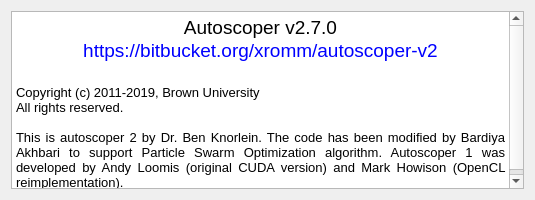
BrownBiomechanics/Autoscoper, file autoscoper/src/ui/ui-files/AboutAutoscoper.ui: the form before one commit.
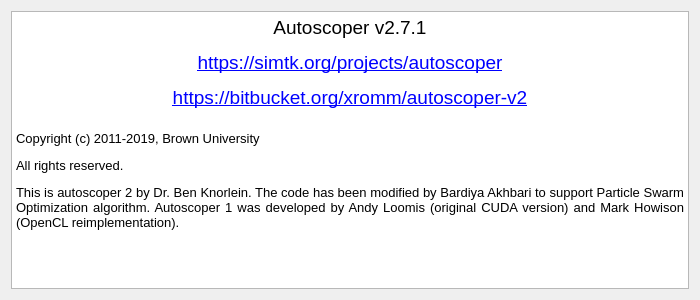
The form after the commit.

What changed in the file:
```diff
--- a/autoscoper/src/ui/ui-files/AboutAutoscoper.ui
+++ b/autoscoper/src/ui/ui-files/AboutAutoscoper.ui
@@ -9,27 +9,27 @@
    <rect>
     <x>0</x>
     <y>0</y>
-    <width>535</width>
-    <height>200</height>
+    <width>700</width>
+    <height>300</height>
    </rect>
   </property>
   <property name="minimumSize">
    <size>
-    <width>535</width>
-    <height>200</height>
+    <width>700</width>
+    <height>300</height>
    </size>
   </property>
   <property name="maximumSize">
    <size>
-    <width>643</width>
-    <height>400</height>
+    <width>800</width>
+    <height>500</height>
    </size>
   </property>
   <property name="windowTitle">
    <string>About Autoscoper</string>
   </property>
-  <layout class="QGridLayout" name="gridLayout">
-   <item row="0" column="0" alignment="Qt::AlignVCenter">
+  <layout class="QVBoxLayout" name="verticalLayout">
+   <item>
     <widget class="QTextBrowser" name="textBrowser_title">
      <property name="minimumSize">
       <size>
@@ -39,8 +39,8 @@
      </property>
      <property name="maximumSize">
       <size>
-       <width>600</width>
-       <height>250</height>
+       <width>750</width>
+       <height>600</height>
       </size>
      </property>
      <property name="autoFillBackground">
@@ -52,18 +52,26 @@
      <property name="frameShadow">
       <enum>QFrame::Plain</enum>
      </property>
+     <property name="verticalScrollBarPolicy">
+      <enum>Qt::ScrollBarAsNeeded</enum>
+     </property>
+     <property name="horizontalScrollBarPolicy">
+      <enum>Qt::ScrollBarAsNeeded</enum>
+     </property>
+     <property name="sizeAdjustPolicy">
+      <enum>QAbstractScrollArea::AdjustToContentsOnFirstShow</enum>
+     </property>
      <property name="html">
       <string>&lt;!DOCTYPE HTML PUBLIC &quot;-//W3C//DTD HTML 4.0//EN&quot; &quot;http://www.w3.org/TR/REC-html40/strict.dtd&quot;&gt;
 &lt;html&gt;&lt;head&gt;&lt;meta name=&quot;qrichtext&quot; content=&quot;1&quot; /&gt;&lt;style type=&quot;text/css&quot;&gt;
 p, li { white-space: pre-wrap; }
-&lt;/style&gt;&lt;/head&gt;&lt;body style=&quot; font-family:'MS Shell Dlg 2'; font-size:8.25pt; font-weight:400; font-style:normal;&quot;&gt;
-&lt;p align=&quot;center&quot; style=&quot; margin-top:0px; margin-bottom:0px; margin-left:0px; margin-right:0px; -qt-block-indent:0; text-indent:0px;&quot;&gt;&lt;span style=&quot; font-family:'MS Shell Dlg 2'; font-size:14pt;&quot;&gt;Autoscoper v2.7.0&lt;/span&gt;&lt;/p&gt;
-&lt;p align=&quot;center&quot; style=&quot; margin-top:0px; margin-bottom:0px; margin-left:0px; margin-right:0px; -qt-block-indent:0; text-indent:0px;&quot;&gt;&lt;span style=&quot; font-family:'MS Shell Dlg 2'; font-size:14pt; color:#0000ff;&quot;&gt;https://bitbucket.org/xromm/autoscoper-v2&lt;/span&gt;&lt;/p&gt;
-&lt;p align=&quot;center&quot; style=&quot;-qt-paragraph-type:empty; margin-top:0px; margin-bottom:0px; margin-left:0px; margin-right:0px; -qt-block-indent:0; text-indent:0px; font-family:'MS Shell Dlg 2'; font-size:14pt; text-decoration: underline; color:#0000ff;&quot;&gt;&lt;br /&gt;&lt;/p&gt;
-&lt;p style=&quot; margin-top:0px; margin-bottom:0px; margin-left:0px; margin-right:0px; -qt-block-indent:0; text-indent:0px;&quot;&gt;&lt;span style=&quot; font-family:'MS Shell Dlg 2'; font-size:10pt;&quot;&gt;Copyright (c) 2011-2019, Brown University&lt;/span&gt;&lt;/p&gt;
-&lt;p style=&quot; margin-top:0px; margin-bottom:0px; margin-left:0px; margin-right:0px; -qt-block-indent:0; text-indent:0px;&quot;&gt;&lt;span style=&quot; font-family:'MS Shell Dlg 2'; font-size:10pt;&quot;&gt;All rights reserved.&lt;/span&gt;&lt;/p&gt;
-&lt;p style=&quot;-qt-paragraph-type:empty; margin-top:0px; margin-bottom:0px; margin-left:0px; margin-right:0px; -qt-block-indent:0; text-indent:0px; font-family:'MS Shell Dlg 2'; font-size:10pt;&quot;&gt;&lt;br /&gt;&lt;/p&gt;
-&lt;p align=&quot;justify&quot; style=&quot; margin-top:0px; margin-bottom:0px; margin-left:0px; margin-right:0px; -qt-block-indent:0; text-indent:0px;&quot;&gt;&lt;span style=&quot; font-family:'MS Shell Dlg 2'; font-size:10pt;&quot;&gt;This is autoscoper 2 by Dr. Ben Knorlein. The code has been modified by Bardiya Akhbari to support Particle Swarm Optimization algorithm. Autoscoper 1 was developed by Andy Loomis (original CUDA version) and Mark Howison (OpenCL reimplementation).&lt;/span&gt;&lt;/p&gt;&lt;/body&gt;&lt;/html&gt;</string>
+&lt;/style&gt;&lt;/head&gt;&lt;body style=&quot; font-family:'MS Shell Dlg 2'; font-size:6.6pt; font-weight:400; font-style:normal;&quot;&gt;
+&lt;p align=&quot;center&quot; style=&quot; margin-top:12px; margin-bottom:12px; margin-left:0px; margin-right:0px; -qt-block-indent:0; text-indent:0px;&quot;&gt;&lt;span style=&quot; font-size:14pt;&quot;&gt;Autoscoper v2.7.1&lt;/span&gt;&lt;/p&gt;
+&lt;p align=&quot;center&quot; style=&quot; margin-top:12px; margin-bottom:12px; margin-left:0px; margin-right:0px; -qt-block-indent:0; text-indent:0px;&quot;&gt;&lt;span style=&quot; font-size:14pt; text-decoration: underline; color:#0000ff;&quot;&gt;https://simtk.org/projects/autoscoper&lt;/span&gt;&lt;/p&gt;
+&lt;p align=&quot;center&quot; style=&quot; margin-top:12px; margin-bottom:12px; margin-left:0px; margin-right:0px; -qt-block-indent:0; text-indent:0px;&quot;&gt;&lt;span style=&quot; font-size:14pt; text-decoration: underline; color:#0000ff;&quot;&gt;https://bitbucket.org/xromm/autoscoper-v2&lt;/span&gt;&lt;br /&gt;&lt;/p&gt;
+&lt;p style=&quot; margin-top:12px; margin-bottom:12px; margin-left:0px; margin-right:0px; -qt-block-indent:0; text-indent:0px;&quot;&gt;&lt;span style=&quot; font-size:10pt;&quot;&gt;Copyright (c) 2011-2019, Brown University&lt;/span&gt;&lt;/p&gt;
+&lt;p style=&quot; margin-top:12px; margin-bottom:12px; margin-left:0px; margin-right:0px; -qt-block-indent:0; text-indent:0px;&quot;&gt;&lt;span style=&quot; font-size:10pt;&quot;&gt;All rights reserved.&lt;/span&gt;&lt;/p&gt;
+&lt;p align=&quot;justify&quot; style=&quot; margin-top:12px; margin-bottom:12px; margin-left:0px; margin-right:0px; -qt-block-indent:0; text-indent:0px;&quot;&gt;&lt;span style=&quot; font-size:10pt;&quot;&gt;This is autoscoper 2 by Dr. Ben Knorlein. The code has been modified by Bardiya Akhbari to support Particle Swarm Optimization algorithm. Autoscoper 1 was developed by Andy Loomis (original CUDA version) and Mark Howison (OpenCL reimplementation).&lt;/span&gt;&lt;/p&gt;&lt;/body&gt;&lt;/html&gt;</string>
      </property>
     </widget>
    </item>
```
